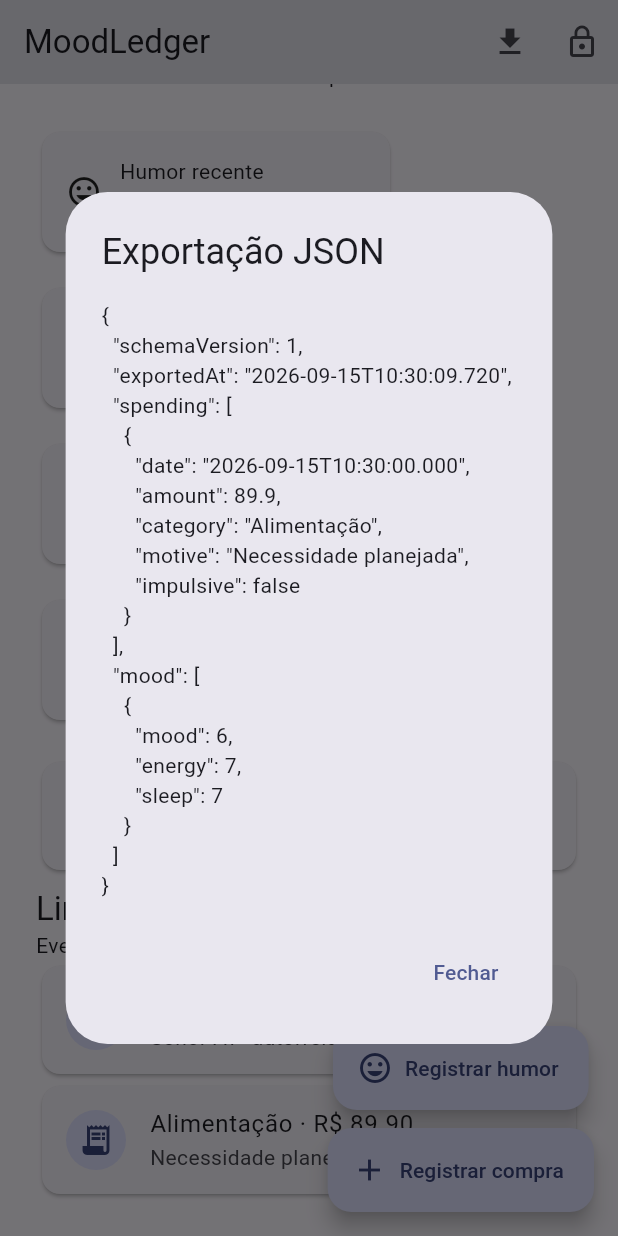
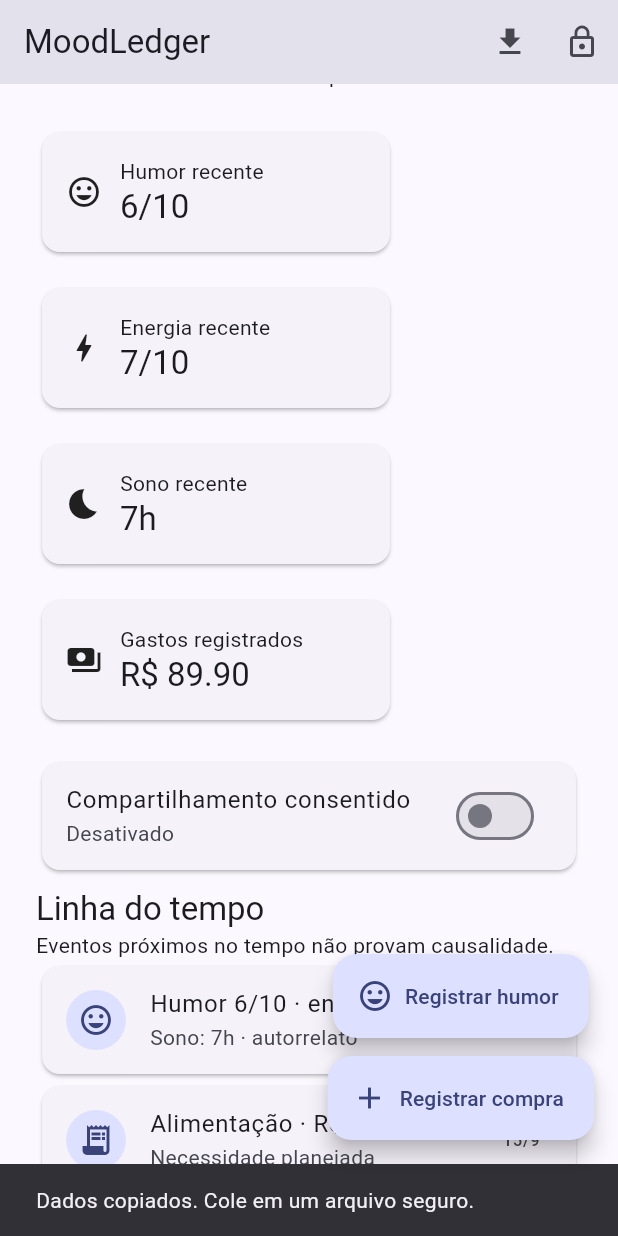
Before and after one commit to AloisioMagalhaes/bipolar-mood-spending-tracker, a Flutter app: the screen it shows after launch, scrolled down 96 dp, after a tap on "Compartilhamento consentido", after a tap on the "download" icon, on a phone screen of 412 x 824 dp. Run offline on Flutter 3.47's test engine with Material 3 defaults, Android fonts, the phone set to English and light mode, and no system bars; our stand-ins replace shared_preferences.

Commit message:
fix(storage): address Sourcery persistence and export findings

```diff
--- a/lib/main.dart
+++ b/lib/main.dart
@@ -1,5 +1,7 @@
 import 'dart:convert';
+import 'dart:async';
 import 'package:flutter/material.dart';
+import 'package:flutter/foundation.dart';
 import 'package:shared_preferences/shared_preferences.dart';
 
 void main() => runApp(const MoodLedgerApp());
@@ -26,13 +28,14 @@
 class _DashboardPageState extends State<DashboardPage> {
   final moods = <MoodEntry>[const MoodEntry(mood: 6, energy: 7, sleep: 7)];
   bool consentActive = true;
+  final _stateReady = Completer<void>();
   @override void initState() { super.initState(); _loadState(); }
-  Future<void> _loadState() async { final prefs = await SharedPreferences.getInstance(); final raw = prefs.getStringList('spending_entries') ?? []; if (mounted) setState(() { consentActive = prefs.getBool('consent_active') ?? true; if (raw.isNotEmpty) spending..clear()..addAll(raw.map((x) => SpendingEntry.fromJson(jsonDecode(x) as Map<String, dynamic>))); }); }
+  Future<void> _loadState() async { try { if (kIsWeb) { _stateReady.complete(); return; } final prefs = await SharedPreferences.getInstance(); final raw = prefs.getStringList('spending_entries') ?? []; final loaded = <SpendingEntry>[]; for (final value in raw) { try { loaded.add(SpendingEntry.fromJson(jsonDecode(value) as Map<String, dynamic>)); } catch (_) {} } if (mounted) setState(() { consentActive = prefs.getBool('consent_active') ?? true; if (loaded.isNotEmpty) spending..clear()..addAll(loaded); }); } finally { if (!_stateReady.isCompleted) _stateReady.complete(); } }
   Future<void> _setConsent(bool value) async { final prefs = await SharedPreferences.getInstance(); await prefs.setBool('consent_active', value); if (mounted) setState(() => consentActive = value); }
-  Future<void> _saveSpending() async { final prefs = await SharedPreferences.getInstance(); await prefs.setStringList('spending_entries', spending.map((e) => jsonEncode(e.toJson())).toList()); }
-  Future<void> _exportData() async { final payload = const JsonEncoder.withIndent('  ').convert({'schemaVersion': 1, 'exportedAt': DateTime.now().toIso8601String(), 'spending': spending.map((e) => e.toJson()).toList(), 'mood': moods.map((e) => e.toJson()).toList()}); if (mounted) showDialog<void>(context: context, builder: (_) => AlertDialog(title: const Text('Exportação JSON'), content: SelectableText(payload), actions: [TextButton(onPressed: () => Navigator.pop(context), child: const Text('Fechar'))])); }
+  Future<bool> _saveSpending() async { if (kIsWeb) return false; final prefs = await SharedPreferences.getInstance(); return prefs.setStringList('spending_entries', spending.map((e) => jsonEncode(e.toJson())).toList()); }
+  Future<void> _exportData() async { final payload = const JsonEncoder.withIndent('  ').convert({'schemaVersion': 1, 'exportedAt': DateTime.now().toIso8601String(), 'spending': spending.map((e) => e.toJson()).toList(), 'mood': moods.map((e) => e.toJson()).toList()}); await Clipboard.setData(ClipboardData(text: payload)); if (mounted) ScaffoldMessenger.of(context).showSnackBar(const SnackBar(content: Text('Dados copiados. Cole em um arquivo seguro.'))); }
   final spending = <SpendingEntry>[SpendingEntry(date: DateTime.now(), amount: 89.90, category: 'Alimentação', motive: 'Necessidade planejada', impulsive: false)];
-  Future<void> addSpending() async { final entry = await showDialog<SpendingEntry>(context: context, builder: (_) => const SpendingDialog()); if (entry != null) { setState(() => spending.insert(0, entry)); await _saveSpending(); } }
+  Future<void> addSpending() async { await _stateReady.future; final entry = await showDialog<SpendingEntry>(context: context, builder: (_) => const SpendingDialog()); if (entry != null) { setState(() => spending.insert(0, entry)); final saved = await _saveSpending(); if (!saved && mounted && !kIsWeb) ScaffoldMessenger.of(context).showSnackBar(const SnackBar(content: Text('Não foi possível persistir o registro.'))); } }
   Future<void> addMood() async { final entry = await showDialog<MoodEntry>(context: context, builder: (_) => const MoodDialog()); if (entry != null) setState(() => moods.insert(0, entry)); }
   @override
   Widget build(BuildContext context) => Scaffold(
```
Also changed, not shown: 3 other files.
